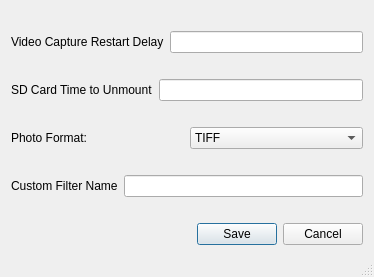
Old version of the form MAPIR_Processing_dockwidget_Advanced.ui in the repository harshanalla/MAPIR_Camera_Control.
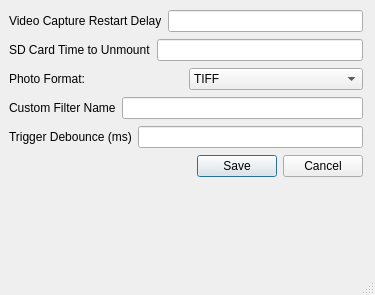
New version of the form.

Commit message: trigger debounce

The edit to the form file:
```diff
--- a/MAPIR_Processing_dockwidget_Advanced.ui
+++ b/MAPIR_Processing_dockwidget_Advanced.ui
@@ -9,8 +9,8 @@
    <rect>
     <x>0</x>
     <y>0</y>
-    <width>374</width>
-    <height>277</height>
+    <width>375</width>
+    <height>295</height>
    </rect>
   </property>
   <property name="sizePolicy">
@@ -28,42 +28,17 @@
   <property name="modal">
    <bool>false</bool>
   </property>
-  <layout class="QGridLayout" name="gridLayout">
-   <item row="4" column="1">
-    <layout class="QHBoxLayout" name="horizontalLayout_2">
-     <item>
-      <widget class="QPushButton" name="SaveButton">
-       <property name="enabled">
-        <bool>true</bool>
-       </property>
-       <property name="text">
-        <string>Save</string>
-       </property>
-      </widget>
-     </item>
+  <widget class="QWidget" name="">
+   <property name="geometry">
+    <rect>
+     <x>9</x>
+     <y>9</y>
+     <width>354</width>
+     <height>169</height>
+    </rect>
+   </property>
+   <layout class="QVBoxLayout" name="verticalLayout">
      <item>
-      <widget class="QPushButton" name="CancelButton">
-       <property name="text">
-        <string>Cancel</string>
-       </property>
-      </widget>
-     </item>
-    </layout>
-   </item>
-   <item row="4" column="0">
-    <spacer name="horizontalSpacer_2">
-     <property name="orientation">
-      <enum>Qt::Horizontal</enum>
-     </property>
-     <property name="sizeHint" stdset="0">
-      <size>
-       <width>189</width>
-       <height>20</height>
-      </size>
-     </property>
-    </spacer>
-   </item>
-   <item row="0" column="0" colspan="2">
     <layout class="QHBoxLayout" name="horizontalLayout_3">
      <item>
       <widget class="QLabel" name="label">
@@ -81,7 +56,7 @@
      </item>
     </layout>
    </item>
-   <item row="1" column="0" colspan="2">
+    <item>
     <layout class="QHBoxLayout" name="horizontalLayout_4">
      <item>
       <widget class="QLabel" name="label_2">
@@ -99,7 +74,7 @@
      </item>
     </layout>
    </item>
-   <item row="2" column="0" colspan="2">
+    <item>
     <layout class="QHBoxLayout" name="horizontalLayout">
      <item>
       <widget class="QLabel" name="label_10">
@@ -124,7 +99,7 @@
      </item>
     </layout>
    </item>
-   <item row="3" column="0" colspan="2">
+    <item>
     <layout class="QHBoxLayout" name="horizontalLayout_5">
      <item>
       <widget class="QLabel" name="label_3">
@@ -142,7 +117,64 @@
      </item>
     </layout>
    </item>
-  </layout>
+    <item>
+     <layout class="QHBoxLayout" name="horizontalLayout_6">
+      <item>
+       <widget class="QLabel" name="label_5">
+        <property name="text">
+         <string>Trigger Debounce (ms)</string>
+        </property>
+       </widget>
+      </item>
+      <item>
+       <widget class="QLineEdit" name="TriggerDebounce">
+        <property name="maxLength">
+         <number>3</number>
+        </property>
+       </widget>
+      </item>
+     </layout>
+    </item>
+    <item>
+     <layout class="QHBoxLayout" name="horizontalLayout_7">
+      <item>
+       <spacer name="horizontalSpacer_2">
+        <property name="orientation">
+         <enum>Qt::Horizontal</enum>
+        </property>
+        <property name="sizeHint" stdset="0">
+         <size>
+          <width>186</width>
+          <height>17</height>
+         </size>
+        </property>
+       </spacer>
+      </item>
+      <item>
+       <layout class="QHBoxLayout" name="horizontalLayout_2">
+        <item>
+         <widget class="QPushButton" name="SaveButton">
+          <property name="enabled">
+           <bool>true</bool>
+          </property>
+          <property name="text">
+           <string>Save</string>
+          </property>
+         </widget>
+        </item>
+        <item>
+         <widget class="QPushButton" name="CancelButton">
+          <property name="text">
+           <string>Cancel</string>
+          </property>
+         </widget>
+        </item>
+       </layout>
+      </item>
+     </layout>
+    </item>
+   </layout>
+  </widget>
  </widget>
  <resources/>
  <connections/>
```
Lines whose indentation alone changed are shown as unchanged. The commit also changes 9 other files.
